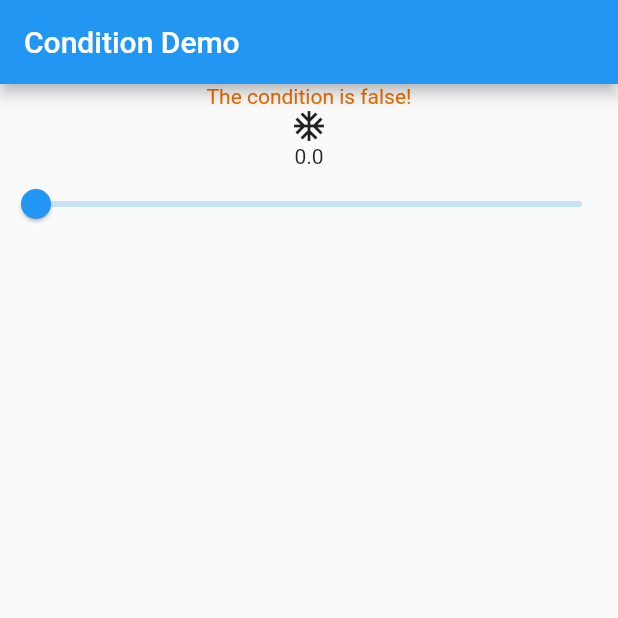
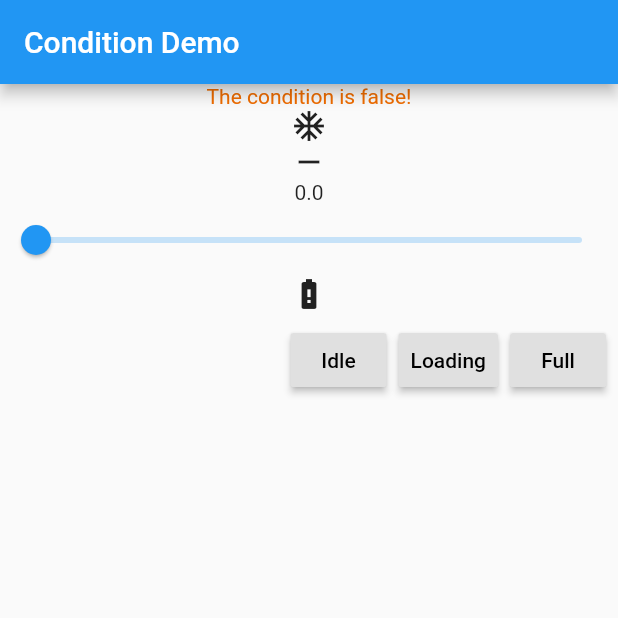
Before and after one commit to SEGVeenstra/conditioned, a Flutter app: the screen it shows after launch, on a phone screen of 412 x 824 dp, the top half of it. Run offline on Flutter 3.47's test engine with Material 2 defaults, Android fonts, the phone set to English and light mode, and no system bars.

Commit message:
Refactored existing Widgets and added new SwitchCondition Widget

```diff
--- a/example/lib/main.dart
+++ b/example/lib/main.dart
@@ -4,8 +4,11 @@ import 'package:flutter/material.dart';
 
 void main() => runApp(MyApp());
 
+enum State { idle, loading, full }
+
 class MyApp extends StatelessWidget {
   final _myNumberNotifier = ValueNotifier<double>(0.0);
+  final _myStateNotifier = ValueNotifier<State>(State.idle);
 
   @override
   Widget build(BuildContext context) {
@@ -18,12 +21,14 @@ class MyApp extends StatelessWidget {
         appBar: AppBar(
           title: Text('Condition Demo'),
         ),
-        body: ValueListenableBuilder<double>(
+        body: Column(
+          children: <Widget>[
+            ValueListenableBuilder<double>(
               valueListenable: _myNumberNotifier,
               builder: (context, myNumber, child) => Column(
                 children: <Widget>[
-              Condition(
-                condition: myNumber > 50,
+                  SimpleCondition(
+                    expression: myNumber > 50,
                     whenTrue: Text(
                       'The condition is true!',
                       style: TextStyle(color: Colors.orange[200]),
@@ -33,23 +38,33 @@ class MyApp extends StatelessWidget {
                       style: TextStyle(color: Colors.orange[800]),
                     ),
                   ),
-              MatchCondition(
-                cases: [
-                  Case(condition: myNumber < 25, widget: Icon(Icons.ac_unit)),
-                  Case(
+                  Condition(
+                    expressions: [
+                      Expression(
+                          condition: myNumber < 25,
+                          widget: Icon(Icons.ac_unit)),
+                      Expression(
                           condition: myNumber < 50,
                           widget: Icon(
                             Icons.beach_access,
                             size: 64.0,
                           )),
-                  Case(
+                      Expression(
                           condition: myNumber < 75,
                           widget: Icon(
                             Icons.wb_cloudy,
                             semanticLabel: 'icon of a cloud',
                           )),
                     ],
-                defaultCase: Icon(Icons.wb_sunny),
+                    fallback: Icon(Icons.wb_sunny),
+                  ),
+                  SwitchCondition<double>(
+                    value: myNumber,
+                    cases: [
+                      SwitchCase(value: 0, widget: Icon(Icons.remove)),
+                      SwitchCase(value: 100, widget: Icon(Icons.add)),
+                    ],
+                    defaultCase: Icon(Icons.accessibility_new),
                   ),
                   Text(myNumber.toStringAsFixed(1)),
                   Slider(
@@ -61,6 +76,48 @@ class MyApp extends StatelessWidget {
                 ],
               ),
             ),
+            ValueListenableBuilder<State>(
+              valueListenable: _myStateNotifier,
+              builder: (context, state, child) => Column(
+                children: <Widget>[
+                  SwitchCondition<State>(
+                    value: state,
+                    cases: [
+                      SwitchCase(
+                          value: State.idle, widget: Icon(Icons.battery_alert)),
+                      SwitchCase(
+                          value: State.loading,
+                          widget: Icon(Icons.battery_charging_full)),
+                    ],
+                    defaultCase: Icon(Icons.battery_full),
+                  ),
+                  ButtonBar(
+                    children: <Widget>[
+                      RaisedButton(
+                        child: Text('Idle'),
+                        onPressed: () {
+                          _myStateNotifier.value = State.idle;
+                        },
+                      ),
+                      RaisedButton(
+                        child: Text('Loading'),
+                        onPressed: () {
+                          _myStateNotifier.value = State.loading;
+                        },
+                      ),
+                      RaisedButton(
+                        child: Text('Full'),
+                        onPressed: () {
+                          _myStateNotifier.value = State.full;
+                        },
+                      ),
+                    ],
+                  ),
+                ],
+              ),
+            ),
+          ],
+        ),
       ),
     );
   }
--- a/lib/condition.dart
+++ b/lib/condition.dart
@@ -1,4 +1,5 @@
 library condition;
 
+export 'src/simple_condition.dart';
 export 'src/condition.dart';
-export 'src/multi_condition.dart';
+export 'src/switch_condition.dart';
--- a/lib/src/condition.dart
+++ b/lib/src/condition.dart
@@ -1,13 +1,28 @@
 import 'package:flutter/widgets.dart';
-import 'package:flutter/foundation.dart';
 
+/// MatchCondition will return the Widget of the Case that has the first positive condition.
 class Condition extends StatelessWidget {
-  Condition({@required this.condition, this.whenTrue, this.whenFalse});
+  /// Creates a new MatchCondition
+  Condition({@required this.expressions, @required this.fallback});
 
-  final bool condition;
-  final Widget whenTrue;
-  final Widget whenFalse;
+  /// The cases to test against.
+  final List<Expression> expressions;
+
+  /// The Widget to show when non of the cases match.
+  final Widget fallback;
 
   @override
-  Widget build(BuildContext context) => condition ? whenTrue : whenFalse;
+  Widget build(BuildContext context) {
+    for (var c in expressions) {
+      if (c.condition) return c.widget;
+    }
+    return fallback;
+  }
 }
+
+class Expression {
+  final bool condition;
+  final Widget widget;
+
+  Expression({@required this.condition, @required this.widget});
+}
--- a/lib/src/multi_condition.dart
+++ /dev/null
@@ -1,28 +0,0 @@
-import 'package:flutter/widgets.dart';
-
-/// MatchCondition will return the Widget of the Case that has the first positive condition.
-class MatchCondition extends StatelessWidget {
-  /// Creates a new MatchCondition
-  MatchCondition({@required this.cases, @required this.defaultCase});
-
-  /// The cases to test against.
-  final List<Case> cases;
-
-  /// The Widget to show when non of the cases match.
-  final Widget defaultCase;
-
-  @override
-  Widget build(BuildContext context) {
-    for (var c in cases) {
-      if (c.condition) return c.widget;
-    }
-    return defaultCase;
-  }
-}
-
-class Case {
-  final bool condition;
-  final Widget widget;
-
-  Case({@required this.condition, @required this.widget});
-}
--- /dev/null
+++ b/lib/src/simple_condition.dart
@@ -0,0 +1,13 @@
+import 'package:flutter/widgets.dart';
+import 'package:flutter/foundation.dart';
+
+class SimpleCondition extends StatelessWidget {
+  SimpleCondition({@required this.expression, this.whenTrue, this.whenFalse});
+
+  final bool expression;
+  final Widget whenTrue;
+  final Widget whenFalse;
+
+  @override
+  Widget build(BuildContext context) => expression ? whenTrue : whenFalse;
+}
--- /dev/null
+++ b/lib/src/switch_condition.dart
@@ -0,0 +1,28 @@
+import 'package:flutter/widgets.dart';
+
+class SwitchCondition<T> extends StatelessWidget {
+  final T value;
+  final List<SwitchCase<T>> cases;
+  final Widget defaultCase;
+
+  SwitchCondition(
+      {@required this.value,
+      @required this.cases,
+      @required this.defaultCase}) {
+    assert(defaultCase != null, 'defaultCase must return a valid Widget.');
+  }
+
+  @override
+  Widget build(BuildContext context) {
+    for (var c in cases) if (c.value == value) return c.widget;
+
+    return defaultCase;
+  }
+}
+
+class SwitchCase<T> {
+  final T value;
+  final Widget widget;
+
+  SwitchCase({@required this.value, @required this.widget});
+}
--- a/pubspec.yaml
+++ b/pubspec.yaml
@@ -1,6 +1,6 @@
 name: condition
 description: This package contains Widgets that will let you show a child Widget based on provided conditions.
-version: 0.0.4
+version: 0.0.5
 author: Stephan E.G. Veenstra <seg.veenstra@gmail.com>
 homepage: https://github.com/SEGVeenstra/flutter-package-condition
 
```
Also changed, not shown: example/pubspec.lock, 2 other files. Lines whose indentation alone changed are shown as unchanged.
